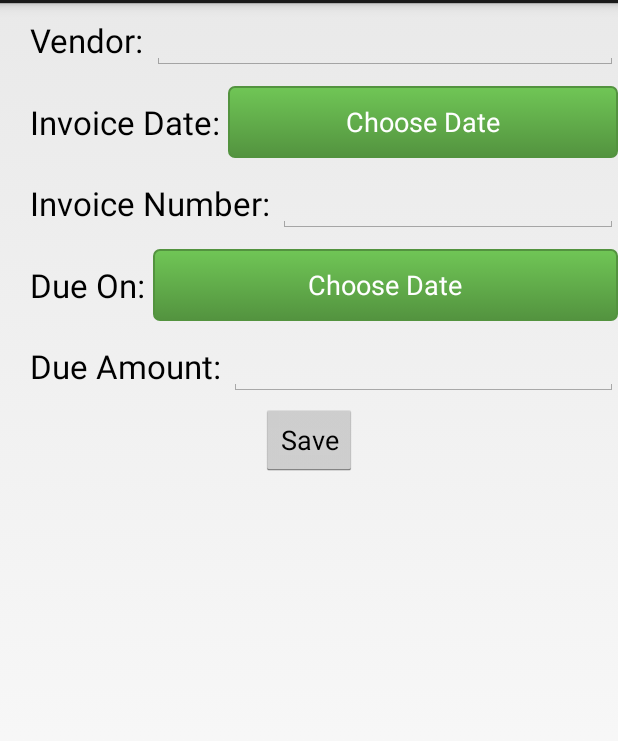
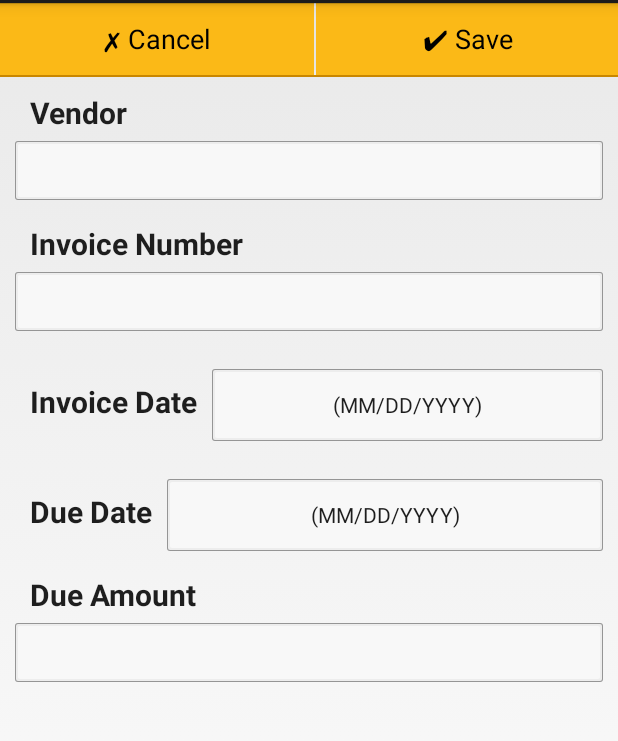
Before and after one commit to ycao233/CashFlowEstimation, an Android app: the layout activity_invoice.xml on its own in the app's theme, with its tools: preview values and no code run, on a phone screen of 412 x 824 dp, the part 69-810 px from its top. Run offline under Robolectric (Android 15) with nearby library versions, the phone set to English and light mode, and no system bars.

Commit message:
ui tweaks

```diff
--- a/CashFlowEstimation/src/main/AndroidManifest.xml
+++ b/CashFlowEstimation/src/main/AndroidManifest.xml
@@ -12,7 +12,7 @@
         android:allowBackup="true"
         android:icon="@drawable/ic_launcher"
         android:label="@string/app_name"
-        android:theme="@style/AppTheme" >
+        android:theme="@style/AppTheme">
         <activity
             android:name="com.ycao.cashflowestimation.ui.MainActivity"
             android:windowSoftInputMode="adjustPan"
@@ -22,7 +22,9 @@
                 <category android:name="android.intent.category.LAUNCHER" />
             </intent-filter>
         </activity>
-        <activity android:label="@string/app_name" android:name="com.ycao.cashflowestimation.ui.InvoiceActivity">
+        <activity
+            android:label="@string/app_name"
+            android:name="com.ycao.cashflowestimation.ui.InvoiceActivity">
         </activity>
     </application>
 
--- a/CashFlowEstimation/src/main/java/com/ycao/cashflowestimation/ui/InvoiceActivity.java
+++ b/CashFlowEstimation/src/main/java/com/ycao/cashflowestimation/ui/InvoiceActivity.java
@@ -6,6 +6,7 @@ import android.os.Bundle;
 import android.support.v4.app.DialogFragment;
 import android.text.Editable;
 import android.view.View;
+import android.view.Window;
 import android.widget.Button;
 import android.widget.DatePicker;
 import android.widget.EditText;
@@ -50,14 +51,24 @@ public class InvoiceActivity extends RoboFragmentActivity {
     private EditText dueAmountInput;
 
     private Button saveButton;
+    private Button cancelButton;
 
     protected void onCreate(Bundle savedInstanceState) {
         super.onCreate(savedInstanceState);
+
         invDatePicker = (Button) findViewById(R.id.choose_inv_date_edittext);
         setupOnClickDatePickerListener(invDatePicker);
 
         dueDatePicker = (Button) findViewById(R.id.due_date_edittext);
         setupOnClickDatePickerListener(dueDatePicker);
+
+        cancelButton = (Button) findViewById(R.id.cancel_button);
+        cancelButton.setOnClickListener(new View.OnClickListener() {
+            @Override
+            public void onClick(View v) {
+                finish();
+            }
+        });
 
         saveButton = (Button) findViewById(R.id.save_invoice_button);
         saveButton.setOnClickListener(new View.OnClickListener() {
--- a/CashFlowEstimation/src/main/java/com/ycao/cashflowestimation/ui/MainActivity.java
+++ b/CashFlowEstimation/src/main/java/com/ycao/cashflowestimation/ui/MainActivity.java
@@ -10,6 +10,7 @@ import android.support.v4.app.FragmentPagerAdapter;
 import android.support.v4.view.ViewPager;
 import android.util.Log;
 import android.view.Menu;
+import android.view.Window;
 
 import com.google.inject.Inject;
 import com.ycao.cashflowestimation.R;
--- a/CashFlowEstimation/src/main/java/com/ycao/cashflowestimation/ui/fragment/EstimationFragment.java
+++ b/CashFlowEstimation/src/main/java/com/ycao/cashflowestimation/ui/fragment/EstimationFragment.java
@@ -18,6 +18,7 @@ import com.ycao.cashflowestimation.R;
 import com.ycao.cashflowestimation.core.CashFlowEstimator;
 import com.ycao.cashflowestimation.dal.SQLiteConnector;
 import com.ycao.cashflowestimation.domain.CashFlowDate;
+import com.ycao.cashflowestimation.domain.Invoice;
 import com.ycao.cashflowestimation.ui.adapter.EstimationListAdapter;
 import com.ycao.cashflowestimation.utils.Constants;
 
@@ -125,6 +126,7 @@ public class EstimationFragment extends RoboFragment {
         long firstDate = settings.getLong(INIT_DATE, DateMidnight.now().getMillis());
         float cash = settings.getFloat(INIT_CASH_FLOW, 0);
         CashFlowDate date = new CashFlowDate(new DateMidnight(firstDate));
+        date.setInvoices(Invoice.getAllInvoiceInRange(sqlConn.getWritableDatabase(), date.getDate(), date.getDate()));
         date.setCalculatedCash(cash);
 
         return date;
--- /dev/null
+++ b/CashFlowEstimation/src/main/res/drawable/edit_text_background.xml
@@ -0,0 +1,49 @@
+<?xml version="1.0" encoding="utf-8"?>
+<!--
+  Copyright 2012 GitHub Inc.
+
+  Licensed under the Apache License, Version 2.0 (the "License");
+  you may not use this file except in compliance with the License.
+  You may obtain a copy of the License at
+
+  http://www.apache.org/licenses/LICENSE-2.0
+
+  Unless required by applicable law or agreed to in writing, software
+  distributed under the License is distributed on an "AS IS" BASIS,
+  WITHOUT WARRANTIES OR CONDITIONS OF ANY KIND, either express or implied.
+  See the License for the specific language governing permissions and
+  limitations under the License.
+-->
+<layer-list xmlns:android="http://schemas.android.com/apk/res/android" >
+
+    <item>
+        <shape>
+            <solid android:color="@color/edit_text_outer" />
+
+            <corners android:radius="2dp" />
+        </shape>
+    </item>
+    <item
+        android:bottom="1dp"
+        android:left="1dp"
+        android:right="1dp"
+        android:top="1dp">
+        <shape>
+            <solid android:color="@color/edit_text_inner" />
+
+            <corners android:radius="1dp" />
+        </shape>
+    </item>
+    <item
+        android:bottom="2dp"
+        android:left="2dp"
+        android:right="2dp"
+        android:top="2dp">
+        <shape>
+            <solid android:color="@color/edit_text_background" />
+
+            <corners android:radius="1dp" />
+        </shape>
+    </item>
+
+</layer-list>
--- /dev/null
+++ b/CashFlowEstimation/src/main/res/drawable/list_divider.xml
@@ -0,0 +1,30 @@
+<?xml version="1.0" encoding="utf-8"?>
+<!--
+  Copyright 2012 GitHub Inc.
+
+  Licensed under the Apache License, Version 2.0 (the "License");
+  you may not use this file except in compliance with the License.
+  You may obtain a copy of the License at
+
+  http://www.apache.org/licenses/LICENSE-2.0
+
+  Unless required by applicable law or agreed to in writing, software
+  distributed under the License is distributed on an "AS IS" BASIS,
+  WITHOUT WARRANTIES OR CONDITIONS OF ANY KIND, either express or implied.
+  See the License for the specific language governing permissions and
+  limitations under the License.
+-->
+<layer-list xmlns:android="http://schemas.android.com/apk/res/android" >
+
+    <item>
+        <shape>
+            <solid android:color="#E2E2E2" />
+        </shape>
+    </item>
+    <item android:top="1dp">
+        <shape>
+            <solid android:color="#FFFFFF" />
+        </shape>
+    </item>
+
+</layer-list>
--- a/CashFlowEstimation/src/main/res/layout/activity_invoice.xml
+++ b/CashFlowEstimation/src/main/res/layout/activity_invoice.xml
@@ -3,124 +3,127 @@
 <LinearLayout xmlns:android="http://schemas.android.com/apk/res/android"
     android:orientation="vertical"
     android:layout_width="match_parent"
-              android:layout_height="match_parent">
+    android:layout_height="match_parent"
+    android:focusable="true"
+    android:focusableInTouchMode="true"
+    >
+    <requestFocus/>
+
     <LinearLayout
+        android:orientation="horizontal"
+        android:layout_width="match_parent"
+        android:layout_height="wrap_content">
+
+        <Button
+            android:layout_weight="5"
+            android:layout_width="wrap_content"
+            android:layout_height="wrap_content"
+            android:text="\u2717 Cancel"
+            android:background="@color/theme"
+            android:id="@+id/cancel_button"/>
+        <View
+            android:layout_width="1dp"
+            android:layout_marginTop="3dp"
+            android:layout_marginBottom="3dp"
+            android:layout_height="match_parent"
+            android:background="@color/platinum"/>
+        <Button
+            android:layout_weight="5"
+            android:layout_width="wrap_content"
+            android:layout_height="wrap_content"
+            android:text="\u2714 Save"
+            android:background="@color/theme"
+            android:id="@+id/save_invoice_button"
+            android:layout_gravity="center"/>
+    </LinearLayout>
+
+    <View
+        android:id="@+id/v_header_separator"
+        android:layout_width="match_parent"
+        android:layout_height="1dp"
+        android:background="@color/theme_sep"
+        android:layout_alignParentLeft="true"
+        android:layout_alignParentTop="true" />
+
+    <ScrollView
+        android:layout_width="match_parent"
+        android:layout_height="match_parent"
+        android:layout_below="@id/v_header_separator" >
+    <!-- actuall stuff -->
+    <LinearLayout
+        android:orientation="vertical"
         android:layout_width="match_parent"
         android:layout_height="wrap_content"
-            android:paddingTop="5dip"
-            android:paddingBottom="5dip"
-            android:layout_gravity="left|center_vertical">
+        android:paddingTop="10dp"
+        android:paddingLeft="10dp"
+        android:paddingRight="10dp">
+
         <TextView
-                android:layout_width="wrap_content"
-                android:layout_height="wrap_content"
-                android:textAppearance="?android:attr/textAppearanceLarge"
-                android:text="Vendor: "
-                android:layout_gravity="left|center_vertical"
-                android:paddingLeft="20dip"/>
+            style="@style/HeaderTitleText"
+            android:text="Vendor"/>
+
         <EditText
-                android:layout_weight="1"
-                android:layout_width="0dip"
-                android:layout_height="wrap_content"
-                android:gravity="center"
-                android:id="@+id/vendor_edittext"/>
-    </LinearLayout>
-    <LinearLayout
             android:layout_width="match_parent"
             android:layout_height="wrap_content"
-            android:paddingTop="5dip"
-            android:paddingBottom="5dip"
-            android:layout_gravity="left|center_vertical">
+            style="@style/FormalSingleLineEditText"
+            android:id="@+id/vendor_edittext"/>
+
         <TextView
-                android:layout_width="wrap_content"
+            android:paddingTop="15dp"
+            android:text="Invoice Number"
+            style="@style/HeaderTitleText"/>
+        <EditText
+            android:layout_width="match_parent"
             android:layout_height="wrap_content"
-                android:textAppearance="?android:attr/textAppearanceLarge"
-                android:text="Invoice Date: "
-                android:layout_gravity="left|center_vertical"
-                android:paddingLeft="20dip"/>
+            style="@style/FormalSingleLineEditText"
+            android:id="@+id/inv_number_edittext"/>
+
+        <LinearLayout
+            android:paddingTop="25dp"
+            android:orientation="horizontal"
+            android:layout_width="match_parent"
+            android:layout_height="wrap_content">
+            <TextView
+                android:text="Invoice Date"
+                style="@style/HeaderTitleText"/>
             <Button
-                android:layout_weight="1"
-                android:background="@drawable/green_button"
-                android:textColor="@android:color/white"
-                android:layout_width="0dip"
+                style="@style/FormalSingleLineEditText"
+                android:inputType="none"
+                android:layout_width="match_parent"
                 android:layout_height="wrap_content"
-                android:inputType="none"
-                android:gravity="center"
-                android:text="@string/pick_date"
+                android:text="(MM/DD/YYYY)"
                 android:id="@+id/choose_inv_date_edittext"/>
         </LinearLayout>
 
         <LinearLayout
+            android:paddingTop="25dp"
+            android:orientation="horizontal"
+            android:layout_width="match_parent"
+            android:layout_height="wrap_content">
+        <TextView
+            style="@style/HeaderTitleText"
+            android:text="Due Date"/>
+        <Button
+            style="@style/FormalSingleLineEditText"
+            android:inputType="none"
             android:layout_width="match_parent"
             android:layout_height="wrap_content"
-            android:paddingTop="5dip"
-            android:paddingBottom="5dip"
-            android:layout_gravity="left|center_vertical">
+            android:text="(MM/DD/YYYY)"
+            android:id="@+id/due_date_edittext"/>
+
+        </LinearLayout>
         <TextView
-                android:layout_width="wrap_content"
-                android:layout_height="wrap_content"
-                android:textAppearance="?android:attr/textAppearanceLarge"
-                android:text="Invoice Number: "
-                android:layout_gravity="left|center_vertical"
-                android:paddingLeft="20dip"/>
+            style="@style/HeaderTitleText"
+            android:text="Due Amount"
+            android:paddingTop="15dip"/>
         <EditText
-                android:layout_weight="1"
-                android:layout_width="0dip"
-                android:layout_height="wrap_content"
-                android:gravity="center"
-                android:id="@+id/inv_number_edittext"/>
-    </LinearLayout>
-
-    <LinearLayout
             android:layout_width="match_parent"
             android:layout_height="wrap_content"
-            android:paddingTop="5dip"
-            android:paddingBottom="5dip"
-            android:layout_gravity="left|center_vertical">
-        <TextView
-                android:layout_width="wrap_content"
-                android:layout_height="wrap_content"
-                android:textAppearance="?android:attr/textAppearanceLarge"
-                android:text="Due On: "
-                android:layout_gravity="left|center_vertical"
-                android:paddingLeft="20dip"/>
-        <Button
-                android:layout_weight="1"
-                android:layout_width="0dip"
-                android:background="@drawable/green_button"
-                android:textColor="@android:color/white"
-                android:layout_height="wrap_content"
-                android:text="@string/pick_date"
-                android:gravity="center"
-                android:inputType="none"
-                android:id="@+id/due_date_edittext"/>
-    </LinearLayout>
-    <LinearLayout
-            android:layout_width="match_parent"
-            android:layout_height="wrap_content"
-            android:paddingTop="5dip"
-            android:paddingBottom="5dip"
-            android:layout_gravity="left|center_vertical">
-        <TextView
-                android:layout_width="wrap_content"
-                android:layout_height="wrap_content"
-                android:textAppearance="?android:attr/textAppearanceLarge"
-                android:text="Due Amount: "
-                android:layout_gravity="left|center_vertical"
-                android:paddingLeft="20dip"/>
-        <EditText
-                android:layout_weight="1"
-                android:layout_width="0dip"
-                android:layout_height="wrap_content"
             android:inputType="numberDecimal"
-                android:gravity="center"
+            style="@style/FormalSingleLineEditText"
             android:id="@+id/due_amount_edittext"/>
-    </LinearLayout>
-
-    <Button
-            android:layout_width="wrap_content"
-            android:layout_height="wrap_content"
-            android:text="Save"
-            android:id="@+id/save_invoice_button"
-            android:layout_gravity="center"/>
 
     </LinearLayout>
+</ScrollView>
+
+</LinearLayout>
--- a/CashFlowEstimation/src/main/res/values/colors.xml
+++ b/CashFlowEstimation/src/main/res/values/colors.xml
@@ -2,4 +2,10 @@
 <resources>
     <color name="light_blue">#CEECF5</color>
     <color name="platinum">#E5E4E2</color>
+    <color name="theme">#FBB917</color>
+    <color name="theme_sep">#C98700</color>
+    <color name="text">#1E1E1E</color>
+    <color name="edit_text_background">#F8F8F8</color>
+    <color name="edit_text_inner">#EDEDED</color>
+    <color name="edit_text_outer">#959595</color>
 </resources>
--- a/CashFlowEstimation/src/main/res/values/strings.xml
+++ b/CashFlowEstimation/src/main/res/values/strings.xml
@@ -9,6 +9,9 @@
     <string name="title_activity_setting">Settings</string>
     <string name="pick_date">Choose Date</string>
     <string name="invoice_empty_input">Please check your input</string>
+    <string name="plus">\u271A</string>
+    <string name="cross">\u274C</string>
+    <string name="check">\u2714</string>
     <string-array name="schedule_array">
         <item>Weekly</item>
         <item>Monthly</item>
--- a/CashFlowEstimation/src/main/res/values/styles.xml
+++ b/CashFlowEstimation/src/main/res/values/styles.xml
@@ -4,7 +4,7 @@
         Base application theme, dependent on API level. This theme is replaced
         by AppBaseTheme from res/values-vXX/styles.xml on newer devices.
     -->
-    <style name="AppBaseTheme" parent="android:Theme.Light">
+    <style name="AppBaseTheme" parent="android:Theme.Light.NoTitleBar.Fullscreen">
         <!--
             Theme customizations available in newer API levels can go in
             res/values-vXX/styles.xml, while customizations related to
@@ -14,7 +14,11 @@
 
     <!-- Application theme. -->
     <style name="AppTheme" parent="AppBaseTheme">
-        <!-- All customizations that are NOT specific to a particular API-level can go here. -->
+    </style>
+
+    <style name="Global">
+        <item name="android:layout_height">wrap_content</item>
+        <item name="android:layout_width">wrap_content</item>
     </style>
 
     <style name="ButtonText">
@@ -28,4 +32,40 @@
         <item name="android:shadowRadius">2</item>
     </style>
 
+    <style name="Separator">
+        <item name="android:layout_width">match_parent</item>
+        <item name="android:layout_height">2dp</item>
+        <item name="android:background">@drawable/list_divider</item>
+    </style>
+
+    <style name="TitleText">
+        <item name="android:textSize">20sp</item>
+        <item name="android:paddingBottom">2dp</item>
+        <item name="android:textStyle">bold</item>
+        <item name="android:textColor">@color/text</item>
+        <item name="android:layout_height">wrap_content</item>
+        <item name="android:layout_width">wrap_content</item>
+    </style>
+
+    <style name="HeaderTitleText" parent="TitleText">
+        <item name="android:paddingLeft">10dp</item>
+        <item name="android:paddingRight">10dp</item>
+        <item name="android:paddingBottom">5dp</item>
+        <item name="android:singleLine">true</item>
+    </style>
+
+    <style name="EditText" parent="Global">
+        <item name="android:textColor">@color/text</item>
+        <item name="android:textSize">14sp</item>
+        <item name="android:padding">10dp</item>
+        <item name="android:background">@drawable/edit_text_background</item>
+    </style>
+
+    <style name="FormalSingleLineEditText" parent="EditText">
+        <item name="android:singleLine">true</item>
+        <item name="android:inputType">text|textAutoCorrect|textCapSentences</item>
+    </style>
+
+
+
 </resources>
```
Lines whose indentation alone changed are shown as unchanged.
